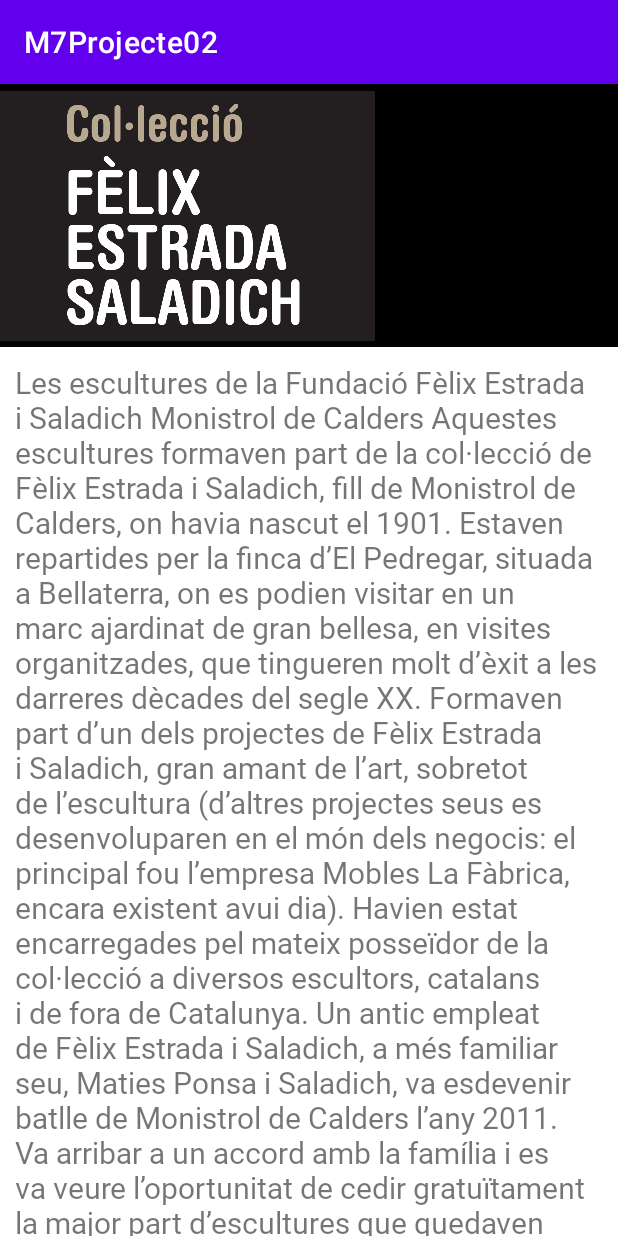
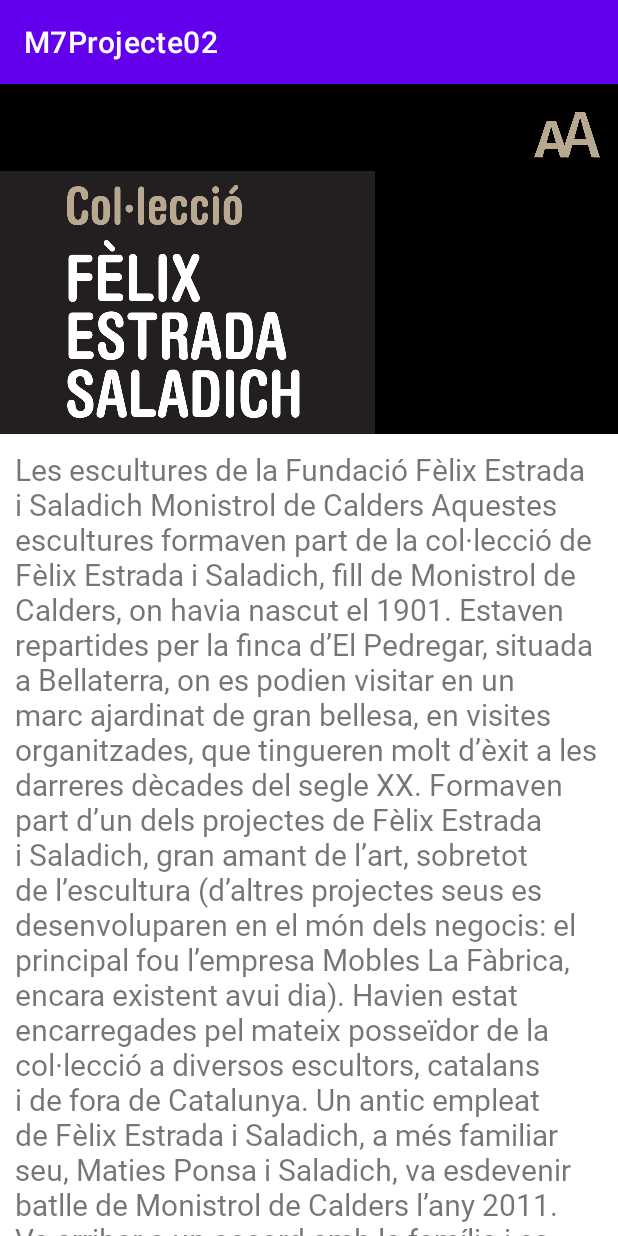
Before and after one commit to ericciria/M7Projecte02, an Android app: the A02_Fundacio screen opened directly, with no data from a screen before it, on a phone screen of 412 x 824 dp. Run offline under Robolectric (Android 15) with nearby library versions, the phone set to English and light mode, and no system bars.

Commit message:
Fix boto Tamany lletra

```diff
--- a/app/src/main/res/layout/activity_a02_fundacio.xml
+++ b/app/src/main/res/layout/activity_a02_fundacio.xml
@@ -9,16 +9,18 @@
 
     <ImageButton
         android:id="@+id/ibBotoText"
-        android:layout_width="40dp"
-        android:layout_height="40dp"
+        android:layout_width="48dp"
+        android:layout_height="48dp"
         android:layout_marginTop="10dp"
         android:layout_marginEnd="10dp"
-        android:background="#000000"
-        android:scaleType="centerInside"
+        android:adjustViewBounds="false"
+        android:backgroundTint="#000000"
+        android:foreground="@drawable/AppBarIcona_MidaLletra"
+        android:scaleType="fitCenter"
         app:layout_constraintEnd_toEndOf="parent"
         app:layout_constraintTop_toTopOf="parent"
-        app:srcCompat="@drawable/AppBarIcona_MidaLletra"
-        app:tint="#00000000" />
+        app:tint="#00000000"
+        tools:ignore="SpeakableTextPresentCheck" />
 
     <LinearLayout
         android:id="@+id/llBody"
@@ -28,7 +30,7 @@
         android:orientation="vertical"
         app:layout_constraintEnd_toEndOf="parent"
         app:layout_constraintStart_toStartOf="parent"
-        app:layout_constraintTop_toBottomOf="@+id/ivLogo"
+        app:layout_constraintTop_toBottomOf="@+id/ibBotoText"
         tools:ignore="NotSibling">
 
         <LinearLayout
@@ -44,6 +46,7 @@
                 android:layout_height="175dp"
                 android:background="#000000"
                 android:backgroundTint="#000000"
+                android:foreground="@drawable/LogoColeccio"
                 app:srcCompat="@drawable/LogoColeccio" />
 
         </LinearLayout>
```
